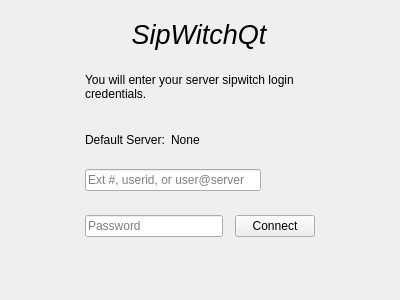
First picture: the form in Desktop/login.ui, repository dyfet/tycho_sipwitchqt, before the edit.
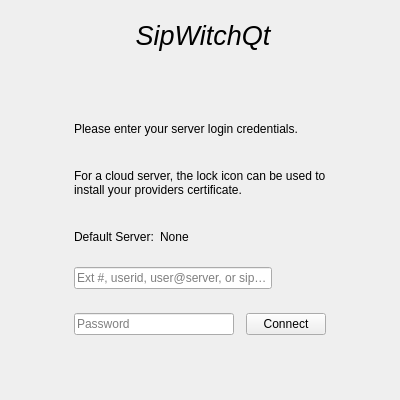
Second picture: the form after the edit. Icons and pictures are not drawn.

Diff of the .ui file:
```diff
--- a/Desktop/login.ui
+++ b/Desktop/login.ui
@@ -7,7 +7,7 @@
     <x>0</x>
     <y>0</y>
     <width>400</width>
-    <height>300</height>
+    <height>400</height>
    </rect>
   </property>
   <property name="windowTitle">
@@ -96,6 +96,22 @@
        </item>
       </layout>
      </item>
+     <item>
+      <spacer name="verticalSpacer">
+       <property name="orientation">
+        <enum>Qt::Vertical</enum>
+       </property>
+       <property name="sizeType">
+        <enum>QSizePolicy::Preferred</enum>
+       </property>
+       <property name="sizeHint" stdset="0">
+        <size>
+         <width>20</width>
+         <height>40</height>
+        </size>
+       </property>
+      </spacer>
+     </item>
      <item>
       <widget class="QLabel" name="label_3">
        <property name="sizePolicy">
@@ -105,7 +121,7 @@
         </sizepolicy>
        </property>
        <property name="text">
-        <string>You will enter your server sipwitch login credentials.</string>
+        <string>Please enter your server login credentials.</string>
        </property>
        <property name="scaledContents">
         <bool>true</bool>
@@ -118,6 +134,22 @@
        </property>
       </widget>
      </item>
+     <item>
+      <widget class="QLabel" name="label_2">
+       <property name="sizePolicy">
+        <sizepolicy hsizetype="Minimum" vsizetype="Minimum">
+         <horstretch>0</horstretch>
+         <verstretch>0</verstretch>
+        </sizepolicy>
+       </property>
+       <property name="text">
+        <string>For a cloud server, the lock icon can be used to install your providers certificate. </string>
+       </property>
+       <property name="wordWrap">
+        <bool>true</bool>
+       </property>
+      </widget>
+     </item>
      <item>
       <layout class="QHBoxLayout" name="horizontalLayout_3">
        <item>
@@ -165,7 +197,7 @@
             <string/>
            </property>
            <property name="placeholderText">
-            <string>Ext #, userid, or user@server</string>
+            <string>Ext #, userid, user@server, or sip uri</string>
            </property>
           </widget>
          </item>
```
Left out of the diff: 2 changed lines with no effect on the pictures.
